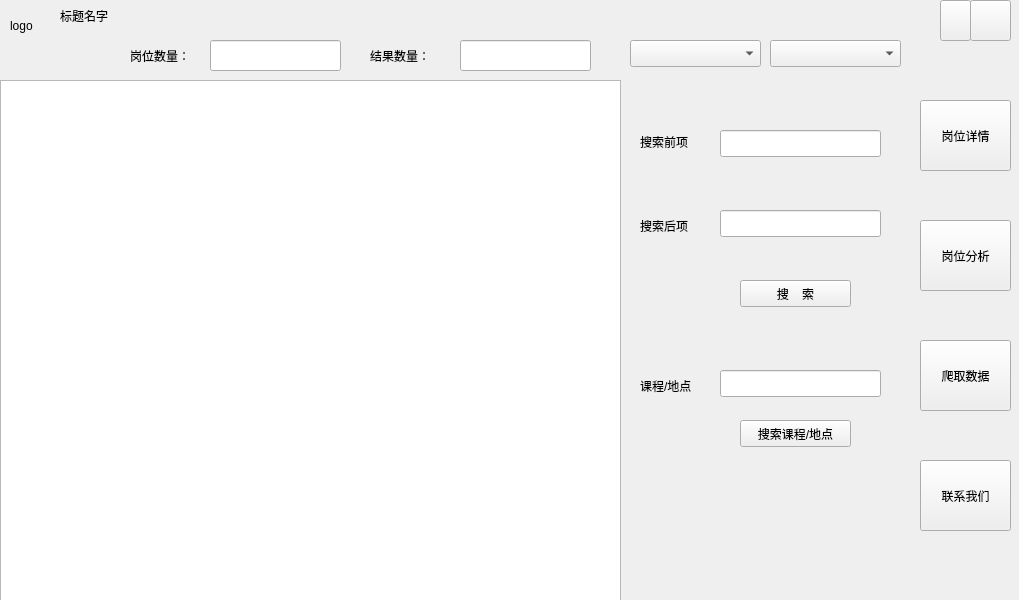
Old version of the form main_widget.ui in the repository kkfuwfny/analysis_of_internet_jobs.
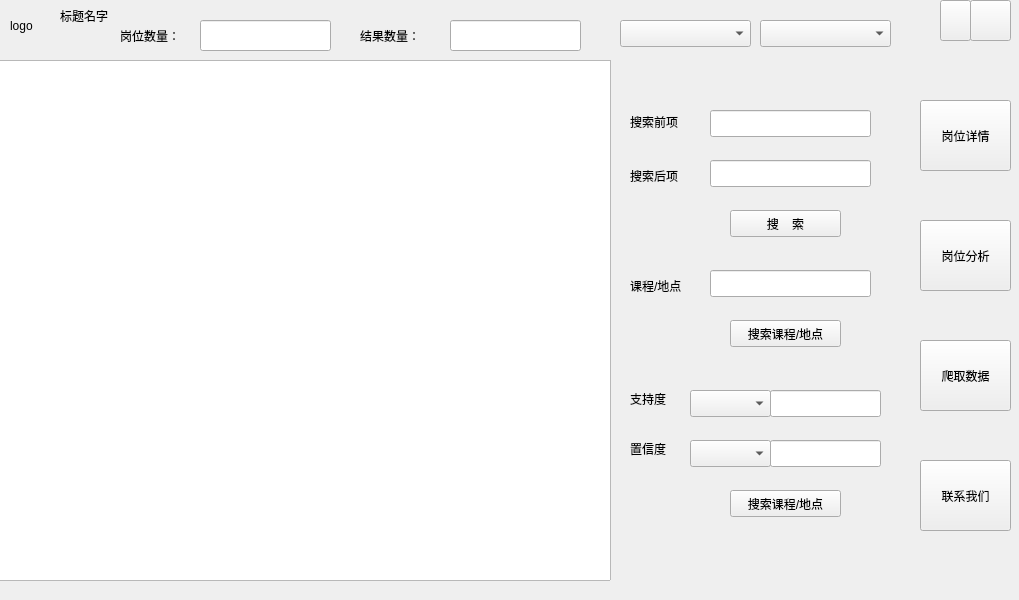
New version of the form. The open tabs and pages were chosen to show the change.

Commit message: add function which modify support and confidence

What changed in the file:
```diff
--- a/main_widget.ui
+++ b/main_widget.ui
@@ -19,8 +19,8 @@
    </property>
    <property name="geometry">
     <rect>
-     <x>-10</x>
-     <y>30</y>
+     <x>-20</x>
+     <y>10</y>
      <width>911</width>
      <height>601</height>
     </rect>
@@ -153,7 +153,7 @@
      <property name="geometry">
       <rect>
        <x>750</x>
-       <y>390</y>
+       <y>310</y>
        <width>111</width>
        <height>27</height>
       </rect>
@@ -166,7 +166,7 @@
      <property name="geometry">
       <rect>
        <x>730</x>
-       <y>180</y>
+       <y>150</y>
        <width>161</width>
        <height>27</height>
       </rect>
@@ -189,7 +189,7 @@
      <property name="geometry">
       <rect>
        <x>650</x>
-       <y>180</y>
+       <y>150</y>
        <width>71</width>
        <height>31</height>
       </rect>
@@ -258,7 +258,7 @@
      <property name="geometry">
       <rect>
        <x>650</x>
-       <y>340</y>
+       <y>260</y>
        <width>71</width>
        <height>31</height>
       </rect>
@@ -271,7 +271,7 @@
      <property name="geometry">
       <rect>
        <x>730</x>
-       <y>340</y>
+       <y>260</y>
        <width>161</width>
        <height>27</height>
       </rect>
@@ -281,7 +281,7 @@
      <property name="geometry">
       <rect>
        <x>750</x>
-       <y>250</y>
+       <y>200</y>
        <width>111</width>
        <height>27</height>
       </rect>
@@ -290,6 +290,85 @@
       <string>搜    索</string>
      </property>
     </widget>
+    <widget class="QComboBox" name="cmbx_support">
+     <property name="geometry">
+      <rect>
+       <x>710</x>
+       <y>380</y>
+       <width>81</width>
+       <height>27</height>
+      </rect>
+     </property>
+    </widget>
+    <widget class="QLabel" name="label_support">
+     <property name="geometry">
+      <rect>
+       <x>650</x>
+       <y>380</y>
+       <width>66</width>
+       <height>17</height>
+      </rect>
+     </property>
+     <property name="text">
+      <string>支持度</string>
+     </property>
+    </widget>
+    <widget class="QLabel" name="label_confidence">
+     <property name="geometry">
+      <rect>
+       <x>650</x>
+       <y>430</y>
+       <width>66</width>
+       <height>17</height>
+      </rect>
+     </property>
+     <property name="text">
+      <string>置信度</string>
+     </property>
+    </widget>
+    <widget class="QComboBox" name="cmbx_confidence">
+     <property name="geometry">
+      <rect>
+       <x>710</x>
+       <y>430</y>
+       <width>81</width>
+       <height>27</height>
+      </rect>
+     </property>
+    </widget>
+    <widget class="QLineEdit" name="ledit_support">
+     <property name="geometry">
+      <rect>
+       <x>790</x>
+       <y>380</y>
+       <width>111</width>
+       <height>27</height>
+      </rect>
+     </property>
+    </widget>
+    <widget class="QLineEdit" name="ledit_confidence">
+     <property name="geometry">
+      <rect>
+       <x>790</x>
+       <y>430</y>
+       <width>111</width>
+       <height>27</height>
+      </rect>
+     </property>
+    </widget>
+    <widget class="QPushButton" name="btn_modify_support_and_confidence">
+     <property name="geometry">
+      <rect>
+       <x>750</x>
+       <y>480</y>
+       <width>111</width>
+       <height>27</height>
+      </rect>
+     </property>
+     <property name="text">
+      <string>搜索课程/地点</string>
+     </property>
+    </widget>
    </widget>
    <widget class="QWidget" name="stackedWidgetPage3">
     <widget class="QToolButton" name="stop_crawler_job_button">
```
Left out of the diff: 2 changed lines with no effect on the pictures. The commit also changes 1 other file.
